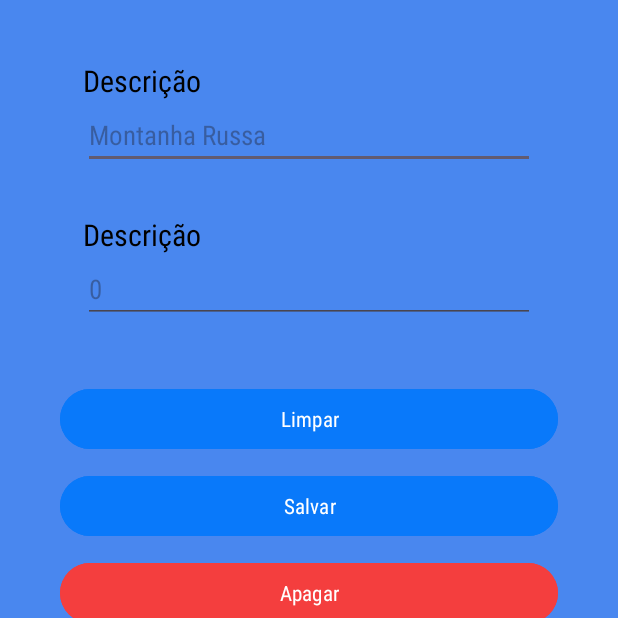
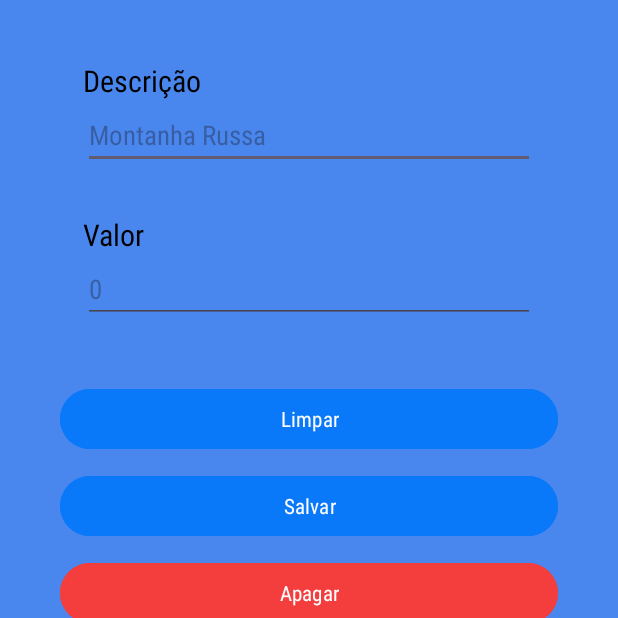
Before and after one commit to gui-sc/AppVaiAonde, an Android app: the OtherActivity screen opened directly, with no data from a screen before it, on a phone screen of 412 x 824 dp, the top half of it. Run offline under Robolectric (Android 15) with nearby library versions, the phone set to English and light mode, and no system bars.

Commit message:
fix: bug with decimal and listView other

```diff
--- a/app/src/main/java/com/example/vaiaonde/OtherActivity.java
+++ b/app/src/main/java/com/example/vaiaonde/OtherActivity.java
@@ -88,6 +88,7 @@ public class OtherActivity extends AppCompatActivity {
             @Override
             public void onClick(View v) {
                 String custo = txtValor.getText().toString();
+                custo = custo.replace(",",".");
                 if(custo.endsWith(".") || custo.isEmpty()){
                     custo += "0";
                 }
--- a/app/src/main/java/com/example/vaiaonde/adapter/OtherItemAdapter.java
+++ b/app/src/main/java/com/example/vaiaonde/adapter/OtherItemAdapter.java
@@ -63,7 +63,8 @@ public class OtherItemAdapter extends BaseAdapter {
         TextView txtName = convertView.findViewById(R.id.txtName);
         txtName.setText(gasto.getDescricao());
         TextView txtValue = convertView.findViewById(R.id.txtValue);
-        txtValue.setText(decimalFormat.format(gasto.getValor()));
+        String valueText = "R$ "+decimalFormat.format(gasto.getValor());
+        txtValue.setText(valueText);
         convertView.setOnClickListener(new View.OnClickListener() {
             @Override
             public void onClick(View v) {
--- a/app/src/main/res/layout/activity_other.xml
+++ b/app/src/main/res/layout/activity_other.xml
@@ -28,7 +28,7 @@
     <TextView
         android:layout_width="match_parent"
         android:layout_height="wrap_content"
-        android:text="@string/descricao"
+        android:text="@string/valor"
         android:fontFamily="@string/font"
         android:textColor="@color/black"
         android:layout_marginStart="15dp"
--- a/app/src/main/res/values/strings.xml
+++ b/app/src/main/res/values/strings.xml
@@ -59,4 +59,5 @@
     <string name="tarifas_aereas_dinheiro">Tarifas Aéreas: R$</string>
     <string name="total_dinheiro">Total: R$</string>
     <string name="total_por_pessoa_dinheiro">Total/Pessoa: R$</string>
+    <string name="valor">Valor</string>
 </resources>
```
Also changed, not shown: app/src/main/res/layout/others_item_listview.xml (+1 -11 lines).
